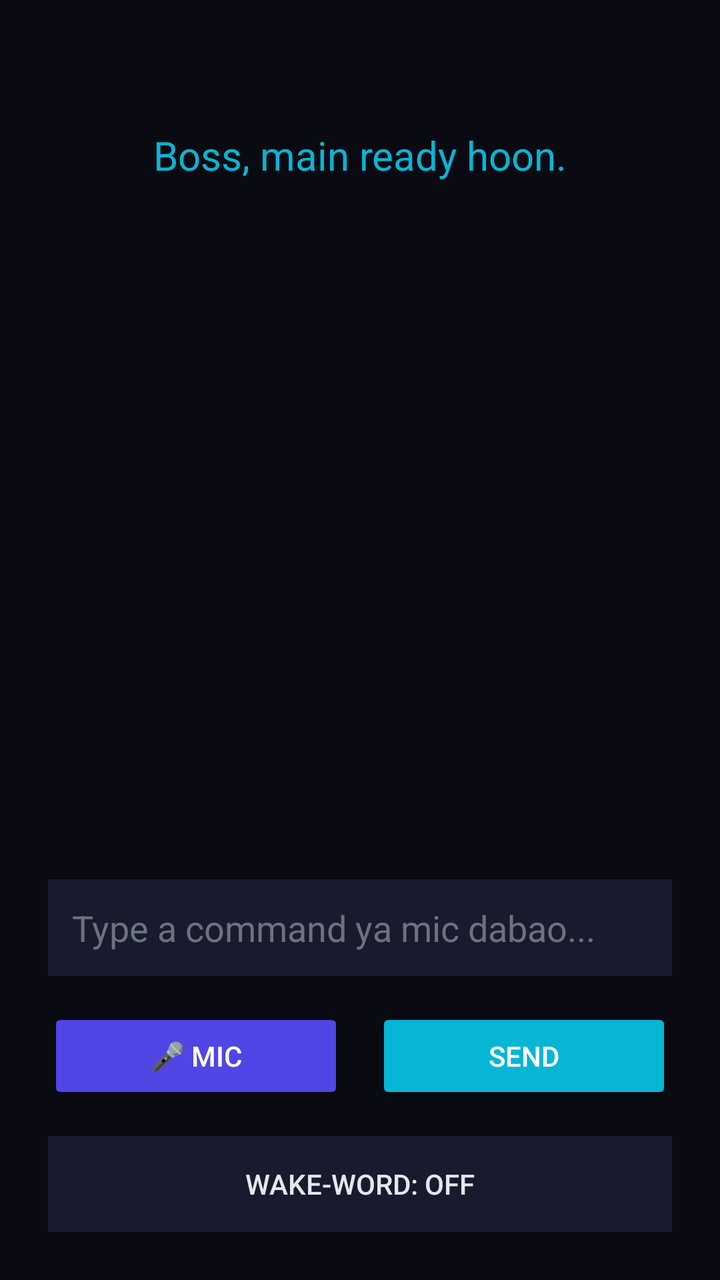
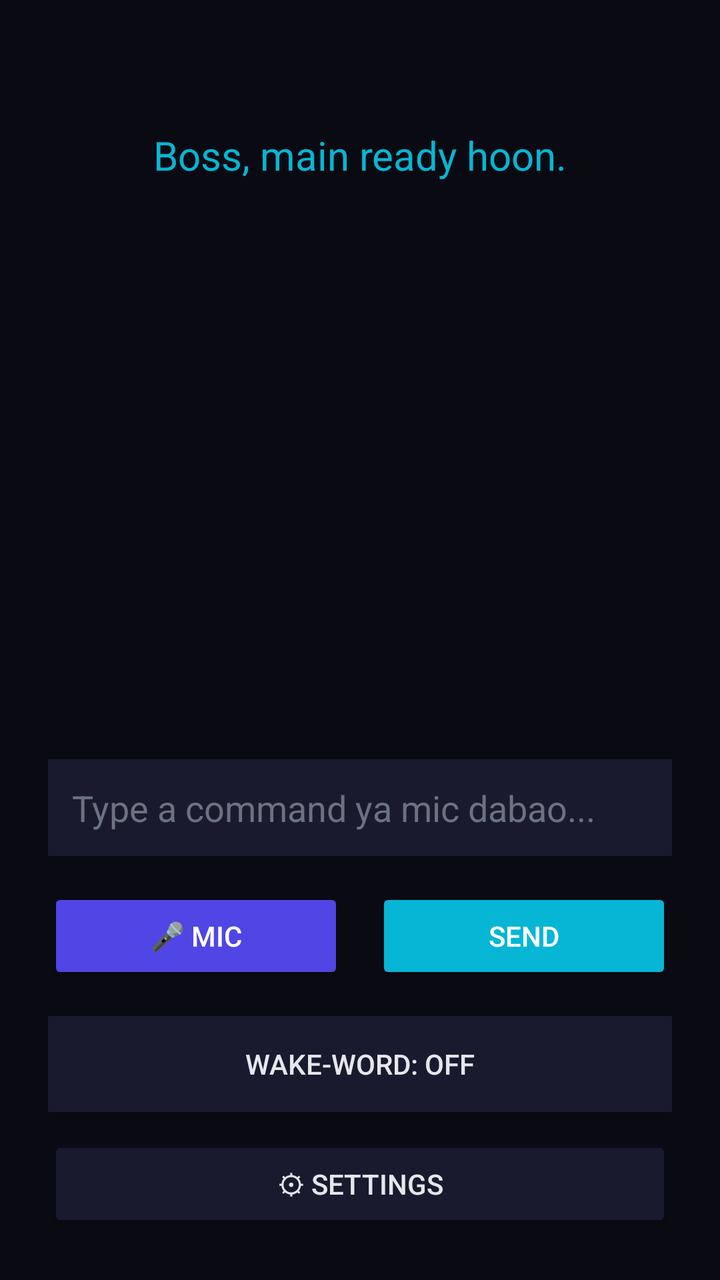

Screens rendered from an Android XML layout before and after an edit, with the pre-edit source and the edit as a unified diff.
<!-- AndroidManifest.xml: application theme Theme.AppCompat.DayNight -->
<!-- res/layout/activity_main.xml -->
<?xml version="1.0" encoding="utf-8"?>
<LinearLayout xmlns:android="http://schemas.android.com/apk/res/android"
    android:layout_width="match_parent"
    android:layout_height="match_parent"
    android:orientation="vertical"
    android:background="#0a0a12"
    android:padding="24dp">

    <TextView
        android:id="@+id/tvStatus"
        android:layout_width="match_parent"
        android:layout_height="wrap_content"
        android:layout_marginTop="40dp"
        android:text="Boss, main ready hoon."
        android:textColor="#06b6d4"
        android:textSize="20sp"
        android:gravity="center" />

    <TextView
        android:id="@+id/tvTranscript"
        android:layout_width="match_parent"
        android:layout_height="0dp"
        android:layout_weight="1"
        android:layout_marginTop="24dp"
        android:text=""
        android:textColor="#e5e7eb"
        android:textSize="16sp"
        android:gravity="top" />

    <EditText
        android:id="@+id/etCommand"
        android:layout_width="match_parent"
        android:layout_height="wrap_content"
        android:hint="Type a command ya mic dabao..."
        android:textColorHint="#6b7280"
        android:textColor="#e5e7eb"
        android:background="#1a1a2e"
        android:padding="12dp" />

    <LinearLayout
        android:layout_width="match_parent"
        android:layout_height="wrap_content"
        android:orientation="horizontal"
        android:layout_marginTop="16dp"
        android:gravity="center">

        <Button
            android:id="@+id/btnMic"
            android:layout_width="0dp"
            android:layout_height="wrap_content"
            android:layout_weight="1"
            android:layout_marginEnd="8dp"
            android:text="🎤 Mic"
            android:backgroundTint="#4f46e5"
            android:textColor="#ffffff" />

        <Button
            android:id="@+id/btnSend"
            android:layout_width="0dp"
            android:layout_height="wrap_content"
            android:layout_weight="1"
            android:layout_marginStart="8dp"
            android:text="Send"
            android:backgroundTint="#06b6d4"
            android:textColor="#ffffff" />
    </LinearLayout>

    <ToggleButton
        android:id="@+id/toggleWakeWord"
        android:layout_width="match_parent"
        android:layout_height="wrap_content"
        android:layout_marginTop="16dp"
        android:textOn="Wake-word: ON (always listening)"
        android:textOff="Wake-word: OFF"
        android:background="#1a1a2e"
        android:textColor="#e5e7eb" />

</LinearLayout>
<!-- resources referenced by this layout -->
<resources>

</resources>

<!-- the commit's change to res/layout/activity_main.xml (unified diff, before → after) -->
@@ -75,4 +75,13 @@
         android:background="#1a1a2e"
         android:textColor="#e5e7eb" />
 
+    <Button
+        android:id="@+id/btnSettings"
+        android:layout_width="match_parent"
+        android:layout_height="wrap_content"
+        android:layout_marginTop="12dp"
+        android:text="⚙ Settings"
+        android:backgroundTint="#1a1a2e"
+        android:textColor="#e5e7eb" />
+
 </LinearLayout>
